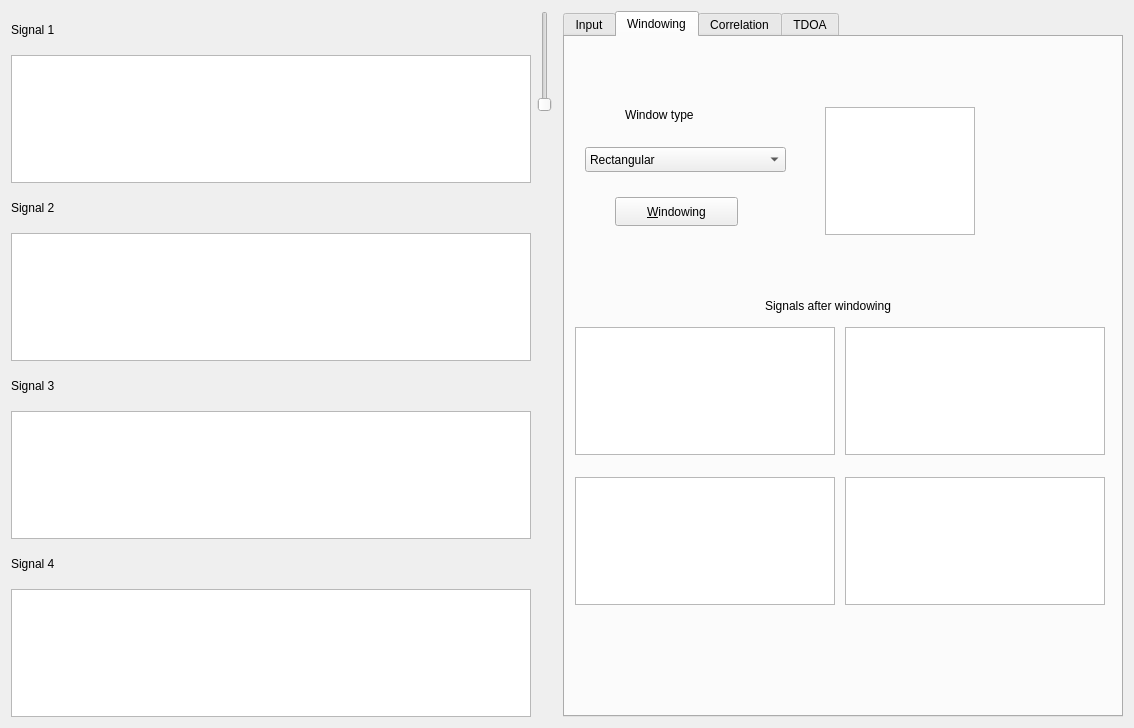
First picture: the form in forms/centralwidget.ui, repository zienek/trakker, before the edit.
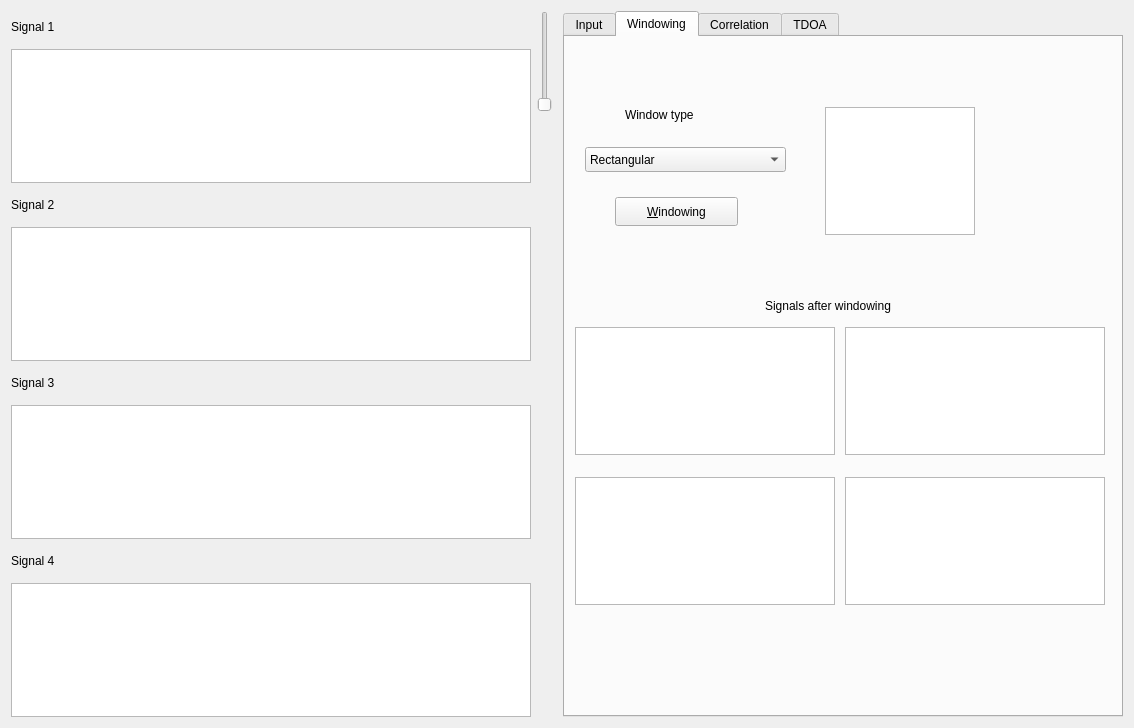
Second picture: the form after the edit. The open tabs and pages were chosen to show the change.

```diff
--- a/forms/centralwidget.ui
+++ b/forms/centralwidget.ui
@@ -42,14 +42,14 @@
          </property>
          <property name="minimumSize">
           <size>
-           <width>520</width>
-           <height>128</height>
+           <width>519</width>
+           <height>134</height>
           </size>
          </property>
          <property name="maximumSize">
           <size>
            <width>520</width>
-           <height>128</height>
+           <height>134</height>
           </size>
          </property>
         </widget>
@@ -76,13 +76,13 @@
          <property name="minimumSize">
           <size>
            <width>520</width>
-           <height>128</height>
+           <height>134</height>
           </size>
          </property>
          <property name="maximumSize">
           <size>
            <width>520</width>
-           <height>128</height>
+           <height>134</height>
           </size>
          </property>
         </widget>
@@ -109,13 +109,13 @@
          <property name="minimumSize">
           <size>
            <width>520</width>
-           <height>128</height>
+           <height>134</height>
           </size>
          </property>
          <property name="maximumSize">
           <size>
            <width>520</width>
-           <height>128</height>
+           <height>134</height>
           </size>
          </property>
         </widget>
@@ -142,13 +142,13 @@
          <property name="minimumSize">
           <size>
            <width>520</width>
-           <height>128</height>
+           <height>134</height>
           </size>
          </property>
          <property name="maximumSize">
           <size>
            <width>520</width>
-           <height>128</height>
+           <height>134</height>
           </size>
          </property>
         </widget>
```
Left out of the diff: 2 changed lines with no effect on the pictures.
